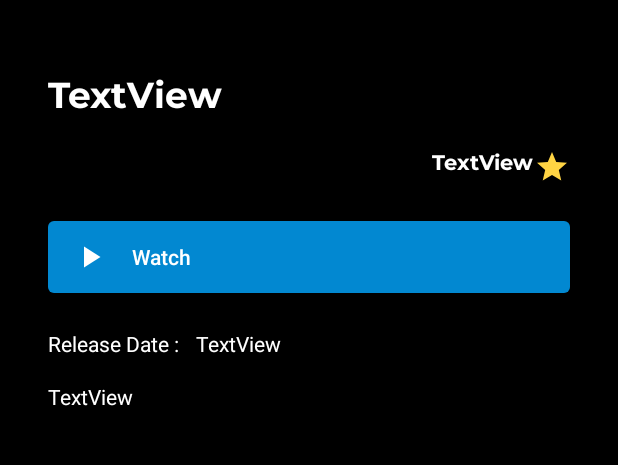
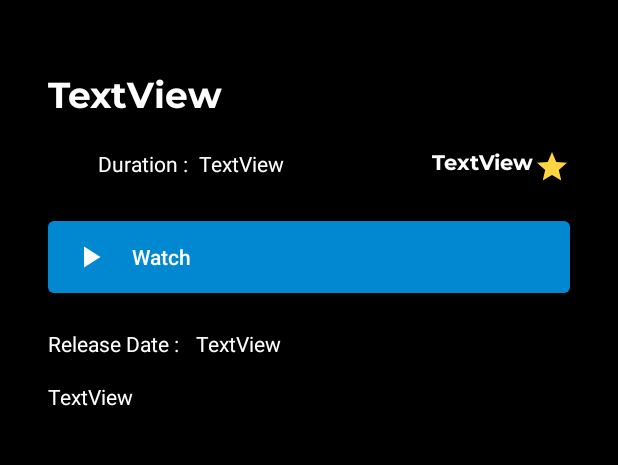
Before and after one commit to ChakerKhachlek/AndroOnlineHevean, an Android app: the layout activity_anime_details.xml on its own in the app's theme, with its tools: preview values and no code run, on a phone screen of 412 x 824 dp, the part 300-765 px from its top. Run offline under Robolectric (Android 15) with nearby library versions, the phone set to English and light mode, and no system bars; Roboto replaces fonts that are not available here.

Commit message:
Added Duration attribut

```diff
--- a/app/src/main/java/com/example/onlineheaven/AnimeDetails.java
+++ b/app/src/main/java/com/example/onlineheaven/AnimeDetails.java
@@ -17,10 +17,11 @@ public class AnimeDetails extends AppCompatActivity {
     TextView animeName;
     TextView animeDescription;
     TextView animeReleaseDate;
+    TextView animeDuration;
     TextView animeRating;
     Button playBoutton;
 
-    String aName,aRating,aRelease,aDescription,aImage,aId,aFileUrl;
+    String aName,aRating,aRelease,aDescription,aDuration,aImage,aId,aFileUrl;
 
     @Override
     protected void onCreate(Bundle savedInstanceState) {
@@ -31,6 +32,7 @@ public class AnimeDetails extends AppCompatActivity {
         animeName= findViewById(R.id.anime_name);
         animeDescription= findViewById(R.id.anime_description);
         animeReleaseDate= findViewById(R.id.anime_release_date);
+        animeDuration= findViewById(R.id.anime_duration);
         animeRating=findViewById(R.id.anime_rating);
         playBoutton= findViewById(R.id.play_button);
 
@@ -41,6 +43,7 @@ public class AnimeDetails extends AppCompatActivity {
         aDescription=getIntent().getStringExtra("animeDescription");
         aRelease=getIntent().getStringExtra("animeReleaseDate");
         aRating=getIntent().getStringExtra("animeRating");
+        aDuration=getIntent().getStringExtra("animeDuration");
         aImage=getIntent().getStringExtra("animeImageUrl");
         aFileUrl=getIntent().getStringExtra("animeFile");
 
@@ -51,6 +54,7 @@ public class AnimeDetails extends AppCompatActivity {
         animeName.setText(aName);
         animeDescription.setText(aDescription);
         animeReleaseDate.setText(aRelease);
+        animeDuration.setText(aDuration);
         animeRating.setText(aRating+"/5.0");
 
         playBoutton.setOnClickListener(new View.OnClickListener() {
--- a/app/src/main/java/com/example/onlineheaven/adapter/BannerAnimesPagerAdapter.java
+++ b/app/src/main/java/com/example/onlineheaven/adapter/BannerAnimesPagerAdapter.java
@@ -74,6 +74,7 @@ public class BannerAnimesPagerAdapter extends PagerAdapter {
                 i.putExtra("animeName", bannerAnimesList.get(position).getName());
                 i.putExtra("animeDescription", bannerAnimesList.get(position).getDescription());
                 i.putExtra("animeRating", bannerAnimesList.get(position).getRating());
+                i.putExtra("animeDuration", bannerAnimesList.get(position).getDuration());
                 i.putExtra("animeReleaseDate", bannerAnimesList.get(position).getRelease_date());
                 i.putExtra("animeImageUrl", bannerAnimesList.get(position).getImage_url());
                 i.putExtra("animeFile", bannerAnimesList.get(position).getFile_url());
--- a/app/src/main/java/com/example/onlineheaven/adapter/ItemRecyclerAdapter.java
+++ b/app/src/main/java/com/example/onlineheaven/adapter/ItemRecyclerAdapter.java
@@ -51,6 +51,7 @@ public class ItemRecyclerAdapter extends RecyclerView.Adapter<ItemRecyclerAdapte
                 i.putExtra("animeDescription", categoryAnimesList.get(position).getDescription());
                 i.putExtra("animeReleaseDate", categoryAnimesList.get(position).getRelease_date());
                 i.putExtra("animeRating", categoryAnimesList.get(position).getRating());
+                i.putExtra("animeDuration", categoryAnimesList.get(position).getDuration());
                 i.putExtra("animeImageUrl", categoryAnimesList.get(position).getImage_url());
                 i.putExtra("animeFile", categoryAnimesList.get(position).getFile_url());
 
--- a/app/src/main/res/layout/activity_anime_details.xml
+++ b/app/src/main/res/layout/activity_anime_details.xml
@@ -118,5 +118,28 @@
         app:layout_constraintStart_toEndOf="@+id/textView"
         app:layout_constraintTop_toBottomOf="@+id/play_button" />
 
+    <TextView
+        android:id="@+id/textView2"
+        android:layout_width="wrap_content"
+        android:layout_height="wrap_content"
+        android:layout_marginStart="65dp"
+        android:layout_marginTop="16dp"
+        android:text="Duration : "
+        android:textColor="@color/white"
+        app:layout_constraintStart_toStartOf="parent"
+        app:layout_constraintTop_toBottomOf="@+id/anime_name"
+        tools:ignore="MissingConstraints" />
+
+    <TextView
+        android:id="@+id/anime_duration"
+        android:layout_width="wrap_content"
+        android:layout_height="wrap_content"
+        android:layout_marginStart="4dp"
+        android:layout_marginTop="16dp"
+        android:textColor="@color/white"
+        android:text="TextView"
+        app:layout_constraintStart_toEndOf="@+id/textView2"
+        app:layout_constraintTop_toBottomOf="@+id/anime_name" />
+
 
 </androidx.constraintlayout.widget.ConstraintLayout>
```
Also changed, not shown: app/src/main/java/com/example/onlineheaven/model/Anime.java (+11 -1 lines).
